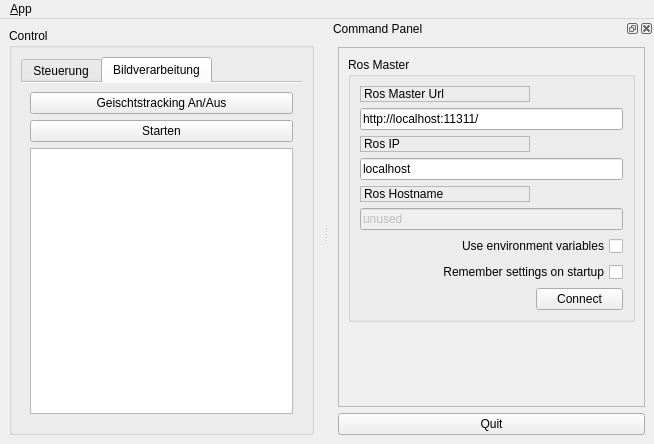
This is ui/main_window.ui in OliverSuchan/EasyCopter as Qt 5 draws it before an edit. The edited form follows.
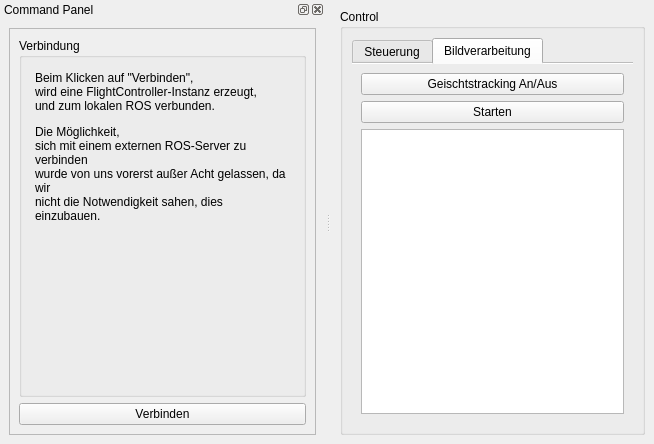
This is the edited form. Icons and pictures are not drawn.

Diff of the .ui file:
```diff
--- a/ui/main_window.ui
+++ b/ui/main_window.ui
@@ -22,7 +22,7 @@
   </property>
   <widget class="QWidget" name="centralwidget">
    <layout class="QGridLayout" name="gridLayout_2">
-    <item row="0" column="0">
+    <item row="0" column="1">
      <widget class="QGroupBox" name="groupBox_3">
       <property name="title">
        <string>Control</string>
@@ -169,28 +169,6 @@
     </item>
    </layout>
   </widget>
-  <widget class="QMenuBar" name="menubar">
-   <property name="geometry">
-    <rect>
-     <x>0</x>
-     <y>0</y>
-     <width>654</width>
-     <height>20</height>
-    </rect>
-   </property>
-   <widget class="QMenu" name="menu_File">
-    <property name="title">
-     <string>&amp;App</string>
-    </property>
-    <addaction name="action_Preferences"/>
-    <addaction name="separator"/>
-    <addaction name="actionAbout"/>
-    <addaction name="actionAbout_Qt"/>
-    <addaction name="separator"/>
-    <addaction name="action_Quit"/>
-   </widget>
-   <addaction name="menu_File"/>
-  </widget>
   <widget class="QDockWidget" name="dock_status">
    <property name="sizePolicy">
     <sizepolicy hsizetype="Minimum" vsizetype="Preferred">
@@ -211,7 +189,7 @@
     <string>Command Panel</string>
    </property>
    <attribute name="dockWidgetArea">
-    <number>2</number>
+    <number>1</number>
    </attribute>
    <widget class="QWidget" name="dockWidgetContents_2">
     <layout class="QVBoxLayout" name="verticalLayout">
@@ -233,10 +211,10 @@
         <item>
          <widget class="QGroupBox" name="groupBox">
           <property name="title">
-           <string>Ros Master</string>
+           <string>Verbindung</string>
           </property>
           <layout class="QGridLayout" name="gridLayout">
-           <item row="8" column="0">
+           <item row="1" column="0">
             <spacer name="horizontalSpacer">
              <property name="orientation">
               <enum>Qt::Horizontal</enum>
@@ -250,107 +228,26 @@
             </spacer>
            </item>
            <item row="0" column="0">
-            <widget class="QLabel" name="label">
-             <property name="frameShape">
-              <enum>QFrame::StyledPanel</enum>
+            <widget class="QTextBrowser" name="textBrowser">
+             <property name="styleSheet">
+              <string notr="true">background-color: rgba(255, 255, 255, 0);</string>
              </property>
-             <property name="frameShadow">
-              <enum>QFrame::Raised</enum>
-             </property>
-             <property name="text">
-              <string>Ros Master Url</string>
-             </property>
-            </widget>
-           </item>
-           <item row="1" column="0" colspan="2">
-            <widget class="QLineEdit" name="line_edit_master">
-             <property name="text">
-              <string>http://localhost:11311/</string>
-             </property>
-            </widget>
-           </item>
-           <item row="2" column="0">
-            <widget class="QLabel" name="label_2">
              <property name="frameShape">
-              <enum>QFrame::StyledPanel</enum>
+              <enum>QFrame::NoFrame</enum>
              </property>
-             <property name="frameShadow">
-              <enum>QFrame::Raised</enum>
+             <property name="verticalScrollBarPolicy">
+              <enum>Qt::ScrollBarAlwaysOff</enum>
              </property>
-             <property name="text">
-              <string>Ros IP</string>
+             <property name="horizontalScrollBarPolicy">
+              <enum>Qt::ScrollBarAlwaysOff</enum>
              </property>
-            </widget>
-           </item>
-           <item row="4" column="0">
-            <widget class="QLabel" name="label_3">
-             <property name="frameShape">
-              <enum>QFrame::StyledPanel</enum>
-             </property>
-             <property name="frameShadow">
-              <enum>QFrame::Raised</enum>
-             </property>
-             <property name="text">
-              <string>Ros Hostname</string>
-             </property>
-            </widget>
-           </item>
-           <item row="7" column="0" colspan="2">
-            <widget class="QCheckBox" name="checkbox_remember_settings">
-             <property name="layoutDirection">
-              <enum>Qt::RightToLeft</enum>
-             </property>
-             <property name="text">
-              <string>Remember settings on startup</string>
-             </property>
-            </widget>
-           </item>
-           <item row="6" column="0" colspan="2">
-            <widget class="QCheckBox" name="checkbox_use_environment">
-             <property name="layoutDirection">
-              <enum>Qt::RightToLeft</enum>
-             </property>
-             <property name="text">
-              <string>Use environment variables</string>
-             </property>
-            </widget>
-           </item>
-           <item row="5" column="0" colspan="2">
-            <widget class="QLineEdit" name="line_edit_topic">
-             <property name="enabled">
-              <bool>false</bool>
-             </property>
-             <property name="text">
-              <string>unused</string>
-             </property>
-            </widget>
-           </item>
-           <item row="8" column="1">
-            <widget class="QPushButton" name="button_connect">
-             <property name="enabled">
-              <bool>true</bool>
-             </property>
-             <property name="sizePolicy">
-              <sizepolicy hsizetype="MinimumExpanding" vsizetype="Fixed">
-               <horstretch>0</horstretch>
-               <verstretch>0</verstretch>
-              </sizepolicy>
-             </property>
-             <property name="toolTip">
-              <string>Set the target to the current joint trajectory state.</string>
-             </property>
-             <property name="statusTip">
-              <string>Clear all waypoints and set the target to the current joint trajectory state.</string>
-             </property>
-             <property name="text">
-              <string>Connect</string>
-             </property>
-            </widget>
-           </item>
-           <item row="3" column="0" colspan="2">
-            <widget class="QLineEdit" name="line_edit_host">
-             <property name="text">
-              <string>localhost</string>
+             <property name="html">
+              <string>&lt;!DOCTYPE HTML PUBLIC &quot;-//W3C//DTD HTML 4.0//EN&quot; &quot;http://www.w3.org/TR/REC-html40/strict.dtd&quot;&gt;
+&lt;html&gt;&lt;head&gt;&lt;meta name=&quot;qrichtext&quot; content=&quot;1&quot; /&gt;&lt;style type=&quot;text/css&quot;&gt;
+p, li { white-space: pre-wrap; }
+&lt;/style&gt;&lt;/head&gt;&lt;body style=&quot; font-family:'Sans Serif'; font-size:9pt; font-weight:400; font-style:normal;&quot;&gt;
+&lt;p style=&quot; margin-top:12px; margin-bottom:12px; margin-left:0px; margin-right:0px; -qt-block-indent:0; text-indent:0px;&quot;&gt;Beim Klicken auf &amp;quot;Verbinden&amp;quot;, &lt;br /&gt;wird eine FlightController-Instanz erzeugt, &lt;br /&gt;und zum lokalen ROS verbunden.&lt;/p&gt;
+&lt;p style=&quot; margin-top:12px; margin-bottom:12px; margin-left:0px; margin-right:0px; -qt-block-indent:0; text-indent:0px;&quot;&gt;Die Möglichkeit, &lt;br /&gt;sich mit einem externen ROS-Server zu verbinden&lt;br /&gt;wurde von uns vorerst außer Acht gelassen, da wir&lt;br /&gt;nicht die Notwendigkeit sahen, dies einzubauen.&lt;/p&gt;&lt;/body&gt;&lt;/html&gt;</string>
              </property>
             </widget>
            </item>
@@ -358,34 +255,30 @@
          </widget>
         </item>
         <item>
-         <spacer name="verticalSpacer_3">
-          <property name="orientation">
-           <enum>Qt::Vertical</enum>
+         <widget class="QPushButton" name="button_connect">
+          <property name="enabled">
+           <bool>true</bool>
           </property>
-          <property name="sizeHint" stdset="0">
-           <size>
-            <width>20</width>
-            <height>233</height>
-           </size>
+          <property name="sizePolicy">
+           <sizepolicy hsizetype="MinimumExpanding" vsizetype="Fixed">
+            <horstretch>0</horstretch>
+            <verstretch>0</verstretch>
+           </sizepolicy>
           </property>
-         </spacer>
+          <property name="toolTip">
+           <string>Set the target to the current joint trajectory state.</string>
+          </property>
+          <property name="statusTip">
+           <string>Clear all waypoints and set the target to the current joint trajectory state.</string>
+          </property>
+          <property name="text">
+           <string>Verbinden</string>
+          </property>
+         </widget>
         </item>
        </layout>
       </widget>
      </item>
-     <item>
-      <widget class="QPushButton" name="quit_button">
-       <property name="sizePolicy">
-        <sizepolicy hsizetype="MinimumExpanding" vsizetype="Fixed">
-         <horstretch>0</horstretch>
-         <verstretch>0</verstretch>
-        </sizepolicy>
-       </property>
-       <property name="text">
-        <string>Quit</string>
-       </property>
-      </widget>
-     </item>
     </layout>
    </widget>
   </widget>
```
Left out of the diff: 63 changed lines with no effect on the pictures.
